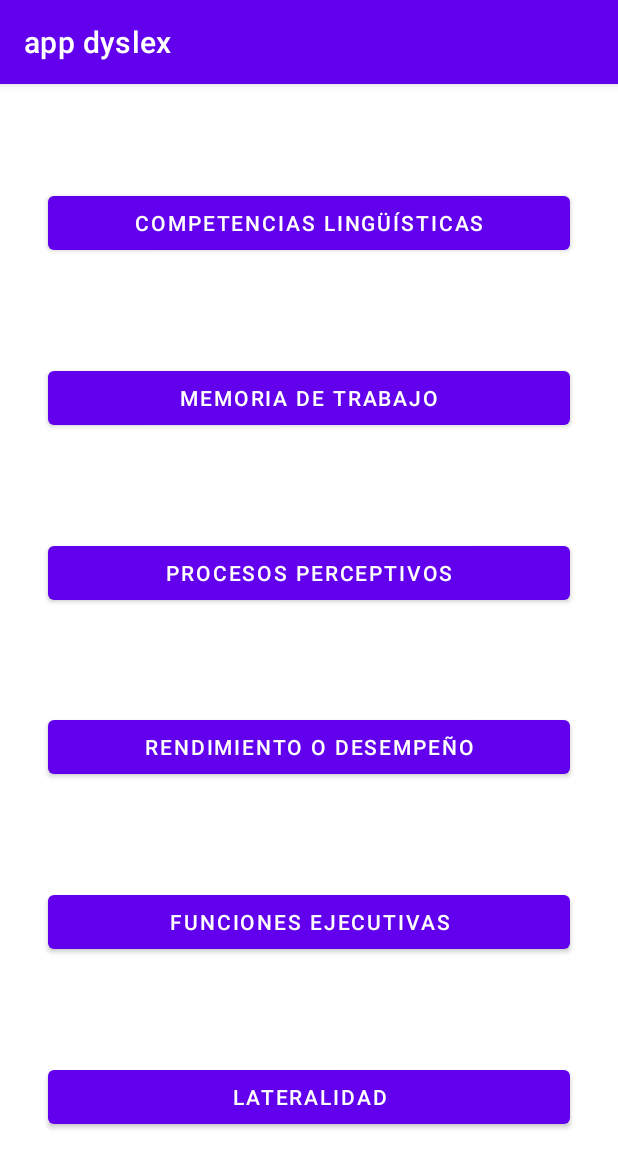
After one commit to lennyanime/PrototipoDislexia, an Android app: the Componentes screen opened directly, with no data from a screen before it, on a phone screen of 412 x 824 dp. The commit adds this screen. Shown: the top 1168 px of the screen. Run offline under Robolectric (Android 15) with nearby library versions, the phone set to English and light mode, and no system bars.

Commit message:
25/01/2021
C.A

```diff
--- a/app/src/main/AndroidManifest.xml
+++ b/app/src/main/AndroidManifest.xml
@@ -9,6 +9,8 @@
         android:roundIcon="@mipmap/ic_launcher_round"
         android:supportsRtl="true"
         android:theme="@style/Theme.MyApplication">
+        <activity android:name=".CompetenciaAlfabetica"></activity>
+        <activity android:name=".Componentes" />
         <activity android:name=".Login">
             <intent-filter>
                 <action android:name="android.intent.action.MAIN" />
--- /dev/null
+++ b/app/src/main/java/com/example/myapplication/Componentes.kt
@@ -0,0 +1,24 @@
+package com.example.myapplication
+
+import android.content.Intent
+import androidx.appcompat.app.AppCompatActivity
+import android.os.Bundle
+import kotlinx.android.synthetic.main.activity_componentes.*
+
+class Componentes : AppCompatActivity() {
+    override fun onCreate(savedInstanceState: Bundle?) {
+        super.onCreate(savedInstanceState)
+        setContentView(R.layout.activity_componentes)
+
+        btncl.setOnClickListener(){
+            competenciasLinguisticas()
+        }
+
+
+    }
+
+    private fun competenciasLinguisticas(){
+        val intent = Intent(this, CompetenciaAlfabetica::class.java)
+        startActivity(intent)
+    }
+}
--- /dev/null
+++ b/app/src/main/res/layout/activity_componentes.xml
@@ -0,0 +1,89 @@
+<?xml version="1.0" encoding="utf-8"?>
+<androidx.constraintlayout.widget.ConstraintLayout xmlns:android="http://schemas.android.com/apk/res/android"
+    xmlns:app="http://schemas.android.com/apk/res-auto"
+    xmlns:tools="http://schemas.android.com/tools"
+    android:id="@+id/layout"
+    android:layout_width="match_parent"
+    android:layout_height="match_parent"
+    tools:context=".Componentes">
+
+    <Button
+        android:id="@+id/btncl"
+        android:layout_width="0dp"
+        android:layout_height="wrap_content"
+        android:layout_marginStart="32dp"
+        android:layout_marginTop="32dp"
+        android:layout_marginEnd="32dp"
+        android:layout_marginBottom="32dp"
+        android:text="Competencias Lingüísticas"
+        app:layout_constraintBottom_toTopOf="@+id/btnmt"
+        app:layout_constraintEnd_toEndOf="parent"
+        app:layout_constraintStart_toStartOf="parent"
+        app:layout_constraintTop_toTopOf="parent" />
+
+    <Button
+        android:id="@+id/btnmt"
+        android:layout_width="0dp"
+        android:layout_height="wrap_content"
+        android:layout_marginStart="32dp"
+        android:layout_marginEnd="32dp"
+        android:layout_marginBottom="32dp"
+        android:text="Memoria de trabajo"
+        app:layout_constraintBottom_toTopOf="@+id/btnpp"
+        app:layout_constraintEnd_toEndOf="parent"
+        app:layout_constraintHorizontal_bias="0.0"
+        app:layout_constraintStart_toStartOf="parent"
+        app:layout_constraintTop_toBottomOf="@+id/btncl" />
+
+    <Button
+        android:id="@+id/btnpp"
+        android:layout_width="0dp"
+        android:layout_height="wrap_content"
+        android:layout_marginStart="32dp"
+        android:layout_marginEnd="32dp"
+        android:layout_marginBottom="32dp"
+        android:text="Procesos Perceptivos"
+        app:layout_constraintBottom_toTopOf="@+id/btnrd"
+        app:layout_constraintEnd_toEndOf="parent"
+        app:layout_constraintStart_toStartOf="parent"
+        app:layout_constraintTop_toBottomOf="@+id/btnmt" />
+
+    <Button
+        android:id="@+id/btnrd"
+        android:layout_width="0dp"
+        android:layout_height="wrap_content"
+        android:layout_marginStart="32dp"
+        android:layout_marginEnd="32dp"
+        android:layout_marginBottom="32dp"
+        android:text="Rendimiento o Desempeño"
+        app:layout_constraintBottom_toTopOf="@+id/btnfe"
+        app:layout_constraintEnd_toEndOf="parent"
+        app:layout_constraintStart_toStartOf="parent"
+        app:layout_constraintTop_toBottomOf="@+id/btnpp" />
+
+    <Button
+        android:id="@+id/btnfe"
+        android:layout_width="0dp"
+        android:layout_height="wrap_content"
+        android:layout_marginStart="32dp"
+        android:layout_marginEnd="32dp"
+        android:layout_marginBottom="32dp"
+        android:text="Funciones Ejecutivas"
+        app:layout_constraintBottom_toTopOf="@+id/btnl"
+        app:layout_constraintEnd_toEndOf="parent"
+        app:layout_constraintStart_toStartOf="parent"
+        app:layout_constraintTop_toBottomOf="@+id/btnrd" />
+
+    <Button
+        android:id="@+id/btnl"
+        android:layout_width="0dp"
+        android:layout_height="wrap_content"
+        android:layout_marginStart="32dp"
+        android:layout_marginEnd="32dp"
+        android:layout_marginBottom="32dp"
+        android:text="Lateralidad"
+        app:layout_constraintBottom_toBottomOf="parent"
+        app:layout_constraintEnd_toEndOf="parent"
+        app:layout_constraintStart_toStartOf="parent"
+        app:layout_constraintTop_toBottomOf="@+id/btnfe" />
+</androidx.constraintlayout.widget.ConstraintLayout>
--- a/app/src/main/res/values/strings.xml
+++ b/app/src/main/res/values/strings.xml
@@ -1,3 +1,3 @@
 <resources>
-    <string name="app_name">My Application</string>
+    <string name="app_name">app dyslex</string>
 </resources>
```
Also changed, not shown: app/src/main/java/com/example/myapplication/CompetenciaAlfabetica.kt (added, +11 -0 lines), app/src/main/java/com/example/myapplication/Login.kt (+79 -12 lines), app/src/main/res/layout/activity_competencia_alfabetica.xml (added, +20 -0 lines).
